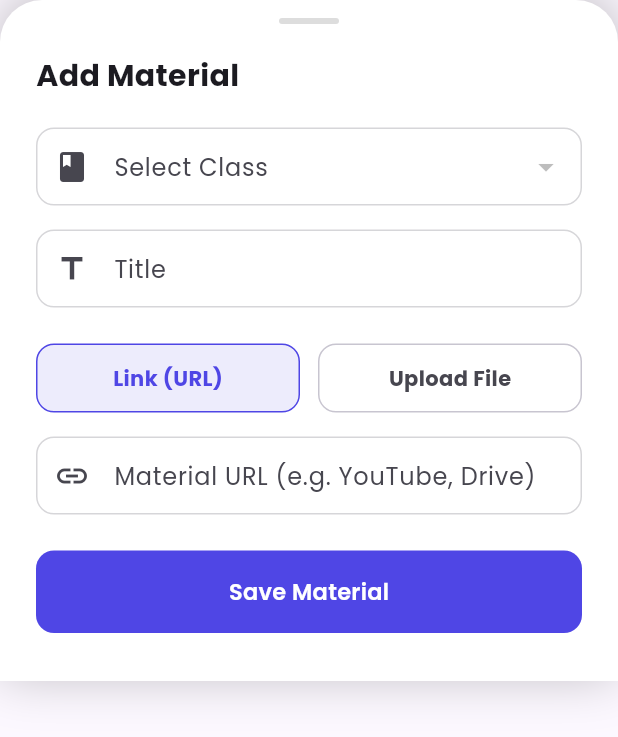
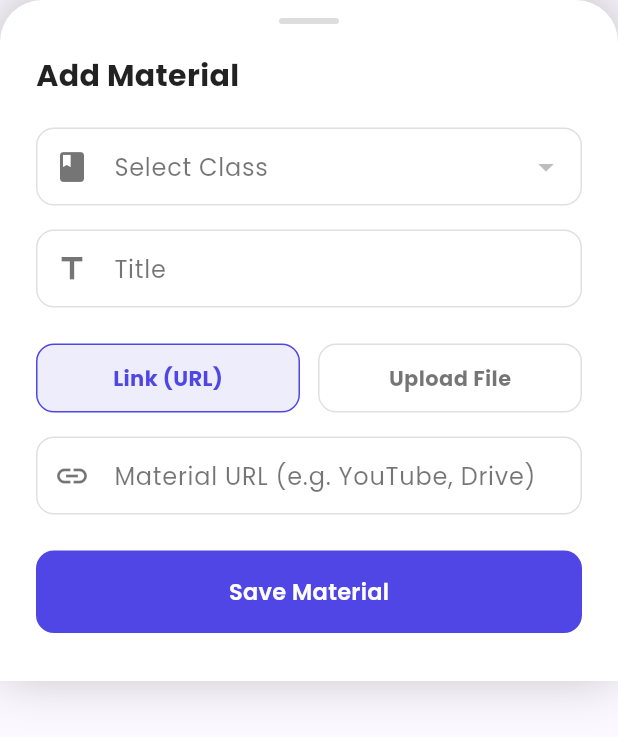
Before and after one commit to Umesh080797668/teacher, a Flutter app: the _AddMaterialSheet widget shown alone on an empty page, opened directly with empty values, on a phone screen of 412 x 824 dp. Shown: the top 737 px of the screen. Run offline on Flutter 3.47's test engine with Material 3 defaults, Android fonts, the phone set to English and light mode, and no system bars; our stand-ins replace camera, connectivity_plus, csv, dio, file_picker, firebase_core and 14 more; missing offline and left inert: dart:js_interop, dart:ui_web, flutter_pdfview, google_mlkit_face_detection, install_plugin, mobile_scanner and 2 more; accounts and stored records are empty; network calls fail; statements that could not run were skipped.

Commit message:
fix(lms): resolve text visibility issues in dark mode and add in-app video streaming

```diff
--- a/lib/screens/lms_manager_screen.dart
+++ b/lib/screens/lms_manager_screen.dart
@@ -4,6 +4,7 @@ import 'package:provider/provider.dart';
 import 'package:http/http.dart' as http;
 import 'dart:convert';
 import 'package:file_picker/file_picker.dart';
+import 'package:url_launcher/url_launcher.dart';
 
 import '../providers/auth_provider.dart';
 import '../providers/classes_provider.dart';
@@ -59,9 +60,39 @@ class _LmsManagerScreenState extends State<LmsManagerScreen> {
     );
   }
 
+  Future<void> _openVideo(String urlStr) async {
+    if (urlStr.isEmpty) return;
+
+    // Simple verification if it's a valid url
+    if (!urlStr.startsWith('http') && !urlStr.startsWith('https')) {
+      if (urlStr.startsWith('uploads/')) {
+        urlStr = '${ApiService.baseUrl}/$urlStr';
+      } else {
+        urlStr = 'https://$urlStr';
+      }
+    }
+
+    final uri = Uri.parse(urlStr);
+    try {
+      if (await canLaunchUrl(uri)) {
+        // Run inside the app web view
+        await launchUrl(uri, mode: LaunchMode.inAppWebView);
+      } else {
+        if (mounted) {
+          ScaffoldMessenger.of(context).showSnackBar(
+              const SnackBar(content: Text('Cannot open this media.')));
+        }
+      }
+    } catch (e) {
+      if (mounted) {
+        ScaffoldMessenger.of(context).showSnackBar(
+            SnackBar(content: Text('Error opening media: $e')));
+      }
+    }
+  }
+
   @override
   Widget build(BuildContext context) {
-    final cs = Theme.of(context).colorScheme;
     final isDark = Theme.of(context).brightness == Brightness.dark;
 
     return Scaffold(
@@ -96,7 +127,7 @@ class _LmsManagerScreenState extends State<LmsManagerScreen> {
                     child: Container(
                       padding: const EdgeInsets.all(8),
                       decoration: BoxDecoration(
-                        color: Colors.white.withValues(alpha: 0.18),
+                        color: Colors.white.withAlpha(45), // ~0.18
                         borderRadius: BorderRadius.circular(10),
                       ),
                       child: const Icon(Icons.arrow_back_rounded,
@@ -119,7 +150,7 @@ class _LmsManagerScreenState extends State<LmsManagerScreen> {
                         Text(
                           'Manage your course materials',
                           style: TextStyle(
-                            color: Colors.white.withValues(alpha: 0.75),
+                            color: Colors.white.withAlpha(190), // ~0.75
                             fontSize: 12,
                           ),
                         ),
@@ -134,7 +165,12 @@ class _LmsManagerScreenState extends State<LmsManagerScreen> {
               child: _isLoading
                   ? const Center(child: CircularProgressIndicator())
                   : _videos.isEmpty
-                      ? const Center(child: Text("No materials uploaded yet."))
+                      ? Center(
+                          child: Text(
+                            "No materials uploaded yet.",
+                            style: TextStyle(color: isDark ? Colors.white70 : Colors.black54, fontSize: 16),
+                          ),
+                        )
                       : ListView.builder(
                           padding: const EdgeInsets.all(16),
                           itemCount: _videos.length,
@@ -151,19 +187,20 @@ class _LmsManagerScreenState extends State<LmsManagerScreen> {
                                     ? []
                                     : [
                                         BoxShadow(
-                                          color: Colors.black.withValues(alpha: 0.05),
+                                          color: Colors.black.withAlpha(13), // ~0.05
                                           blurRadius: 10,
                                           offset: const Offset(0, 4),
                                         ),
                                       ],
                               ),
                               child: ListTile(
+                                onTap: () => _openVideo(v['url'] ?? ''),
                                 contentPadding: const EdgeInsets.symmetric(
                                     horizontal: 16, vertical: 8),
                                 leading: Container(
                                   padding: const EdgeInsets.all(10),
                                   decoration: BoxDecoration(
-                                    color: const Color(0xFF4F46E5).withValues(alpha: 0.1),
+                                    color: const Color(0xFF4F46E5).withAlpha(25), // ~0.1
                                     borderRadius: BorderRadius.circular(10),
                                   ),
                                   child: const Icon(Icons.video_library,
@@ -174,14 +211,19 @@ class _LmsManagerScreenState extends State<LmsManagerScreen> {
                                   style: GoogleFonts.poppins(
                                     fontWeight: FontWeight.w600,
                                     fontSize: 16,
+                                    color: isDark ? Colors.white : Colors.black87,
                                   ),
                                 ),
                                 subtitle: Text(
                                   v['url'] ?? '',
                                   style: TextStyle(
-                                    color: cs.onSurfaceVariant,
+                                    color: isDark ? Colors.white60 : Colors.black54,
                                     fontSize: 13,
                                   ),
+                                ),
+                                trailing: Icon(
+                                  Icons.play_circle_fill_rounded,
+                                  color: const Color(0xFF4F46E5).withAlpha(150),
                                 ),
                               ),
                             );
@@ -225,8 +267,7 @@ class _AddMaterialSheetState extends State<_AddMaterialSheet> {
     if (result != null && result.files.isNotEmpty) {
       setState(() {
         _selectedFileName = result.files.first.name;
-        // In a real scenario, you'd handle the file object.
-        // For UI demo, we'll put the file name in the URL box or keep it separated.
+        // In a real scenario, handle actual file upload.
       });
     }
   }
@@ -257,8 +298,7 @@ class _AddMaterialSheetState extends State<_AddMaterialSheet> {
 
     final auth = Provider.of<AuthProvider>(context, listen: false);
 
-    // In a full implementation with multipart/form-data, you'd use http.MultipartRequest
-    // For this UI requirement, we simulate URL generation for uploaded files if no backend upload route is provided
+    // Simulate URL generation for uploaded files to fit model requirement
     String payloadUrl = _isFileUpload ? 'uploads/$_selectedFileName' : _urlCtrl.text;
 
     try {
@@ -298,7 +338,6 @@ class _AddMaterialSheetState extends State<_AddMaterialSheet> {
   @override
   Widget build(BuildContext context) {
     final isDark = Theme.of(context).brightness == Brightness.dark;
-    final cs = Theme.of(context).colorScheme;
     final classesProvider = context.watch<ClassesProvider>();
 
     return Padding(
@@ -311,7 +350,7 @@ class _AddMaterialSheetState extends State<_AddMaterialSheet> {
           borderRadius: const BorderRadius.vertical(top: Radius.circular(28)),
           boxShadow: [
             BoxShadow(
-              color: Colors.black.withValues(alpha: 0.25),
+              color: Colors.black.withAlpha(64), // ~0.25
               blurRadius: 30,
               offset: const Offset(0, -4),
             )
@@ -328,7 +367,7 @@ class _AddMaterialSheetState extends State<_AddMaterialSheet> {
                 height: 4,
                 margin: const EdgeInsets.only(bottom: 20),
                 decoration: BoxDecoration(
-                  color: Colors.grey.withValues(alpha: 0.35),
+                  color: Colors.grey.withAlpha(90), // ~0.35
                   borderRadius: BorderRadius.circular(2),
                 ),
               ),
@@ -338,7 +377,7 @@ class _AddMaterialSheetState extends State<_AddMaterialSheet> {
               style: GoogleFonts.poppins(
                 fontWeight: FontWeight.w700,
                 fontSize: 20,
-                color: cs.onSurface,
+                color: isDark ? Colors.white : Colors.black87,
               ),
             ),
             const SizedBox(height: 20),
@@ -347,10 +386,16 @@ class _AddMaterialSheetState extends State<_AddMaterialSheet> {
             DropdownButtonFormField<String>(
               value: _selectedClassId,
               dropdownColor: isDark ? const Color(0xFF2D2660) : Colors.white,
+              style: TextStyle(color: isDark ? Colors.white : Colors.black87, fontSize: 16),
               decoration: InputDecoration(
                 labelText: 'Select Class',
-                prefixIcon: const Icon(Icons.class_),
+                labelStyle: TextStyle(color: isDark ? Colors.white70 : Colors.black54),
+                prefixIcon: Icon(Icons.class_, color: isDark ? Colors.white70 : Colors.black54),
                 border: OutlineInputBorder(borderRadius: BorderRadius.circular(12)),
+                enabledBorder: OutlineInputBorder(
+                  borderSide: BorderSide(color: isDark ? Colors.white24 : Colors.black12),
+                  borderRadius: BorderRadius.circular(12),
+                ),
               ),
               items: classesProvider.classes.map((c) {
                 return DropdownMenuItem(
@@ -367,10 +412,16 @@ class _AddMaterialSheetState extends State<_AddMaterialSheet> {
             // Title Field
             TextField(
               controller: _titleCtrl,
+              style: TextStyle(color: isDark ? Colors.white : Colors.black87),
               decoration: InputDecoration(
                 labelText: 'Title',
-                prefixIcon: const Icon(Icons.title),
+                labelStyle: TextStyle(color: isDark ? Colors.white70 : Colors.black54),
+                prefixIcon: Icon(Icons.title, color: isDark ? Colors.white70 : Colors.black54),
                 border: OutlineInputBorder(borderRadius: BorderRadius.circular(12)),
+                enabledBorder: OutlineInputBorder(
+                  borderSide: BorderSide(color: isDark ? Colors.white24 : Colors.black12),
+                  borderRadius: BorderRadius.circular(12),
+                ),
               ),
             ),
             const SizedBox(height: 24),
@@ -384,10 +435,12 @@ class _AddMaterialSheetState extends State<_AddMaterialSheet> {
                     child: Container(
                       padding: const EdgeInsets.symmetric(vertical: 12),
                       decoration: BoxDecoration(
-                        color: !_isFileUpload ? const Color(0xFF4F46E5).withValues(alpha: 0.1) : Colors.transparent,
+                        color: !_isFileUpload ? const Color(0xFF4F46E5).withAlpha(25) : Colors.transparent,
                         borderRadius: BorderRadius.circular(12),
                         border: Border.all(
-                          color: !_isFileUpload ? const Color(0xFF4F46E5) : cs.outlineVariant,
+                          color: !_isFileUpload
+                              ? (isDark ? const Color(0xFF818CF8) : const Color(0xFF4F46E5))
+                              : (isDark ? Colors.white24 : Colors.black12),
                         ),
                       ),
                       child: Center(
@@ -395,7 +448,9 @@ class _AddMaterialSheetState extends State<_AddMaterialSheet> {
                           'Link (URL)',
                           style: TextStyle(
                             fontWeight: FontWeight.bold,
-                            color: !_isFileUpload ? const Color(0xFF4F46E5) : cs.onSurfaceVariant,
+                            color: !_isFileUpload
+                                ? (isDark ? const Color(0xFF818CF8) : const Color(0xFF4F46E5))
+                                : (isDark ? Colors.white54 : Colors.black54),
                           ),
                         ),
                       ),
@@ -409,10 +464,12 @@ class _AddMaterialSheetState extends State<_AddMaterialSheet> {
                     child: Container(
                       padding: const EdgeInsets.symmetric(vertical: 12),
                       decoration: BoxDecoration(
-                        color: _isFileUpload ? const Color(0xFF4F46E5).withValues(alpha: 0.1) : Colors.transparent,
+                        color: _isFileUpload ? const Color(0xFF4F46E5).withAlpha(25) : Colors.transparent,
                         borderRadius: BorderRadius.circular(12),
                         border: Border.all(
-                          color: _isFileUpload ? const Color(0xFF4F46E5) : cs.outlineVariant,
+                          color: _isFileUpload
+                              ? (isDark ? const Color(0xFF818CF8) : const Color(0xFF4F46E5))
+                              : (isDark ? Colors.white24 : Colors.black12),
                         ),
                       ),
                       child: Center(
@@ -420,7 +477,9 @@ class _AddMaterialSheetState extends State<_AddMaterialSheet> {
                           'Upload File',
                           style: TextStyle(
                             fontWeight: FontWeight.bold,
-                            color: _isFileUpload ? const Color(0xFF4F46E5) : cs.onSurfaceVariant,
+                            color: _isFileUpload
+                                ? (isDark ? const Color(0xFF818CF8) : const Color(0xFF4F46E5))
+                                : (isDark ? Colors.white54 : Colors.black54),
                           ),
                         ),
                       ),
@@ -434,10 +493,16 @@ class _AddMaterialSheetState extends State<_AddMaterialSheet> {
             if (!_isFileUpload)
               TextField(
                 controller: _urlCtrl,
+                style: TextStyle(color: isDark ? Colors.white : Colors.black87),
                 decoration: InputDecoration(
                   labelText: 'Material URL (e.g. YouTube, Drive)',
-                  prefixIcon: const Icon(Icons.link),
+                  labelStyle: TextStyle(color: isDark ? Colors.white70 : Colors.black54),
+                  prefixIcon: Icon(Icons.link, color: isDark ? Colors.white70 : Colors.black54),
                   border: OutlineInputBorder(borderRadius: BorderRadius.circular(12)),
+                  enabledBorder: OutlineInputBorder(
+                    borderSide: BorderSide(color: isDark ? Colors.white24 : Colors.black12),
+                    borderRadius: BorderRadius.circular(12),
+                  ),
                 ),
               )
             else
@@ -446,11 +511,14 @@ class _AddMaterialSheetState extends State<_AddMaterialSheet> {
                 children: [
                   OutlinedButton.icon(
                     onPressed: _pickFile,
-                    icon: const Icon(Icons.upload_file),
-                    label: const Text('Pick File'),
+                    icon: Icon(Icons.upload_file, color: isDark ? Colors.white : Colors.black87),
+                    label: Text(
+                      'Pick File',
+                      style: TextStyle(color: isDark ? Colors.white : Colors.black87),
+                    ),
                     style: OutlinedButton.styleFrom(
                       padding: const EdgeInsets.symmetric(vertical: 16),
-                      side: const BorderSide(color: Color(0xFF4F46E5)),
+                      side: BorderSide(color: isDark ? const Color(0xFF818CF8) : const Color(0xFF4F46E5)),
                       shape: RoundedRectangleBorder(
                         borderRadius: BorderRadius.circular(12),
                       ),
@@ -460,7 +528,10 @@ class _AddMaterialSheetState extends State<_AddMaterialSheet> {
                     const SizedBox(height: 8),
                     Text(
                       'Selected: $_selectedFileName',
-                      style: TextStyle(color: cs.primary, fontWeight: FontWeight.bold),
+                      style: TextStyle(
+                        color: isDark ? const Color(0xFF818CF8) : const Color(0xFF4F46E5),
+                        fontWeight: FontWeight.bold
+                      ),
                       textAlign: TextAlign.center,
                     )
                   ]
@@ -484,7 +555,7 @@ class _AddMaterialSheetState extends State<_AddMaterialSheet> {
                       height: 20,
                       child: CircularProgressIndicator(color: Colors.white, strokeWidth: 2),
                     )
-                  : Text('Save Material', style: GoogleFonts.poppins(fontWeight: FontWeight.w600)),
+                  : Text('Save Material', style: GoogleFonts.poppins(fontWeight: FontWeight.w600, color: Colors.white)),
             ),
           ],
         ),
```
